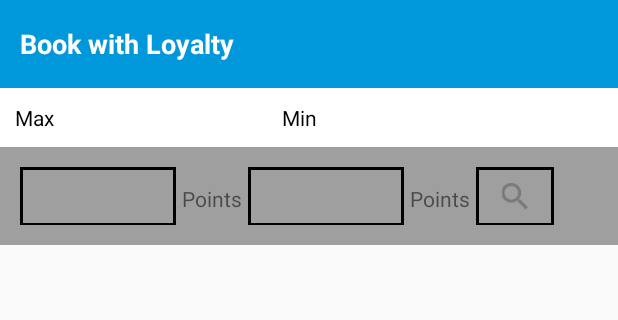
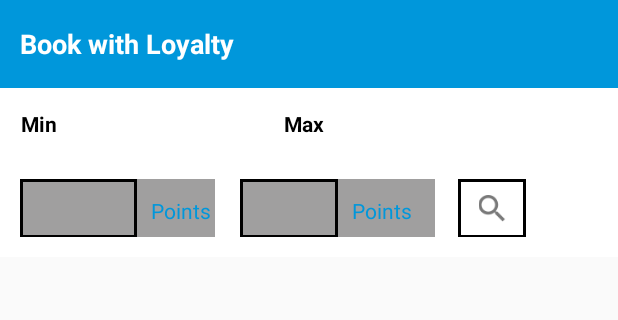
Before and after one commit to jeanmurugan/KalendriaNew, an Android app: the fragment BookWithLoyaltyFragment placed in its activity, on a phone screen of 412 x 824 dp, the part 84-404 px from its top. Run offline under Robolectric (Android 15) with nearby library versions, the phone set to English and light mode, and no system bars; our stand-ins replace Picasso, sdp/ssp sizes; pictures from the network do not load.

Commit message:
My Order Page By murugan 22/05/2016

```diff
--- a/app/src/main/AndroidManifest.xml
+++ b/app/src/main/AndroidManifest.xml
@@ -114,6 +114,10 @@
             android:name=".activity.ResetPassword"
             android:screenOrientation="portrait"
             android:theme="@style/AppTheme" />
+        <activity
+            android:name=".activity.GooglePluseLogin"
+            android:screenOrientation="portrait"
+            android:theme="@style/AppTheme" />
 
     </application>
 
--- a/app/src/main/java/com/kalendria/kalendria/fragment/BookWithLoyaltyFragment.java
+++ b/app/src/main/java/com/kalendria/kalendria/fragment/BookWithLoyaltyFragment.java
@@ -81,6 +81,7 @@ public class BookWithLoyaltyFragment extends Fragment {
                     String min=minimum_et.getText().toString().trim();
 
                     if(max!=null &&min!=null ){
+
                         for(int i=0;i<custum_list.size();i++) {
                         int foo = Integer.parseInt(custum_list.get(i).getPoints());
                         int max1 = Integer.parseInt(max);
--- a/app/src/main/res/layout/book_with_loyalty.xml
+++ b/app/src/main/res/layout/book_with_loyalty.xml
@@ -32,63 +32,86 @@
 
                 android:layout_span="1"
                 android:gravity="left"
-                android:padding="10dip"
-                android:text="Max"
+                android:padding="14dip"
+                android:text="Min"
+                android:textStyle="bold"
                 android:textColor="#000000" />
 
             <TextView
                 android:layout_marginRight="@dimen/_45sdp"
                 android:gravity="left"
-                android:padding="10dip"
-                android:text="Min"
+                android:padding="14dip"
+                android:textStyle="bold"
+                android:text="Max"
                 android:textColor="#000000" />
         </TableRow>
 
         <LinearLayout
             android:layout_width="match_parent"
             android:layout_height="@dimen/_50sdp"
-            android:background="#a09f9f"
             android:orientation="horizontal"
             android:padding="@dimen/_10sdp">
 
-            <EditText
-                android:id="@+id/maximum_et"
-                android:layout_width="@dimen/_80sdp"
-                android:layout_height="@dimen/_30sdp"
-                android:background="@drawable/rectange_border_bookwithloyality" />
+            <LinearLayout
+                android:layout_width="130dp"
+                android:layout_height="wrap_content"
+                android:background="#a09f9f"
+                android:orientation="horizontal">
 
-            <TextView
-                android:layout_width="wrap_content"
+
+
+                <EditText
+                    android:id="@+id/maximum_et"
+                    android:layout_width="@dimen/_60sdp"
+                    android:layout_height="@dimen/_30sdp"
+                    android:background="@drawable/rectange_border_bookwithloyality"
+                    />
+
+                <TextView
+                    android:layout_width="100dp"
+                    android:layout_height="wrap_content"
+                    android:text="Points"
+                    android:textColor="#0097db"
+                    android:layout_marginLeft="@dimen/_7sdp"/>
+            </LinearLayout>
+
+            <LinearLayout
+                android:layout_width="130dp"
                 android:layout_height="wrap_content"
-                android:padding="@dimen/_3sdp"
-                android:text="Points" />
+                android:background="#a09f9f"
+                android:layout_marginLeft="@dimen/_13sdp">
 
-            <EditText
-                android:id="@+id/minimum_et"
-                android:layout_width="@dimen/_80sdp"
-                android:layout_height="@dimen/_30sdp"
-                android:background="@drawable/rectange_border_bookwithloyality" />
+                <EditText
+                    android:id="@+id/minimum_et"
+                    android:layout_width="@dimen/_50sdp"
+                    android:layout_height="@dimen/_30sdp"
+                    android:background="@drawable/rectange_border_bookwithloyality"
+                   />
 
-            <TextView
-                android:layout_width="wrap_content"
-                android:layout_height="wrap_content"
-                android:padding="@dimen/_3sdp"
-                android:text="Points" />
+                <TextView
+                    android:layout_width="wrap_content"
+                    android:layout_height="wrap_content"
+                    android:text="Points"
+                    android:textColor="#0097db"
+                    android:layout_marginLeft="@dimen/_7sdp"/>
+            </LinearLayout>
 
             <ImageView
                 android:id="@+id/searchImage"
-                android:layout_width="@dimen/_40sdp"
+                android:layout_width="@dimen/_35sdp"
                 android:layout_height="@dimen/_30sdp"
                 android:layout_gravity="center"
+                android:layout_marginLeft="@dimen/_12sdp"
                 android:background="@drawable/rectange_border_bookwithloyality"
                 android:padding="@dimen/_8sdp"
-                android:src="@drawable/searchs" />
+                android:src="@drawable/searchs"
+              />
 
 
         </LinearLayout>
 
+    </TableLayout>
 
-    </TableLayout>
 
     <ListView
         android:id="@+id/lv_book_with_loyalty"
--- a/app/src/main/res/values/strings.xml
+++ b/app/src/main/res/values/strings.xml
@@ -1,5 +1,8 @@
 <resources>
     <string name="app_name">Kalendria</string>
+
+    <string name="sign_out">Sign Out</string>
+    <string name="disconnect">Disconnect</string>
 
     <string name="facebook_app_id">231842707152422</string>
 
```
Also changed, not shown: app/src/main/java/com/kalendria/kalendria/activity/GooglePluseLogin.java (added, +299 -0 lines), app/src/main/java/com/kalendria/kalendria/activity/Login.java (+16 -5 lines), app/src/main/java/com/kalendria/kalendria/fragment/ProfileFragments.java (+41 -7 lines), app/src/main/res/layout/google_pluse.xml (added, +43 -0 lines), app/src/main/res/layout/main.xml (+11 -2 lines).
